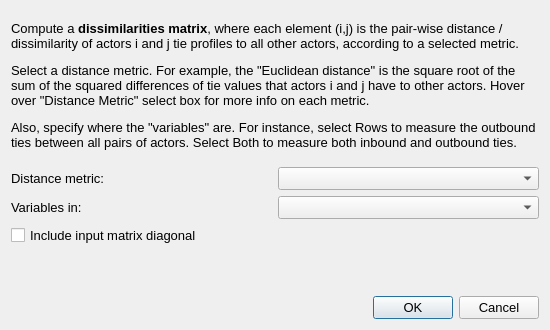
This is src/forms/dialogdissimilarities.ui in socnetv/app as Qt 5 draws it before an edit. The edited form follows.
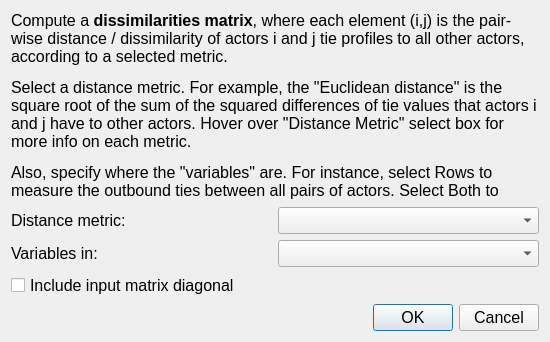
This is the edited form.

Commit message: started v2.8 dev. Fixed some font sizes in dialogs (MacOS)

```diff
--- a/src/forms/dialogdissimilarities.ui
+++ b/src/forms/dialogdissimilarities.ui
@@ -10,7 +10,7 @@
     <x>0</x>
     <y>0</y>
     <width>550</width>
-    <height>330</height>
+    <height>342</height>
    </rect>
   </property>
   <property name="sizePolicy">
@@ -22,7 +22,7 @@
   <property name="minimumSize">
    <size>
     <width>550</width>
-    <height>330</height>
+    <height>340</height>
    </size>
   </property>
   <property name="maximumSize">
@@ -33,7 +33,7 @@
   </property>
   <property name="font">
    <font>
-    <pointsize>10</pointsize>
+    <pointsize>12</pointsize>
    </font>
   </property>
   <property name="windowTitle">
@@ -54,6 +54,11 @@
        <height>150</height>
       </size>
      </property>
+     <property name="font">
+      <font>
+       <pointsize>12</pointsize>
+      </font>
+     </property>
      <property name="text">
       <string>&lt;html&gt;&lt;head/&gt;&lt;body&gt;&lt;p&gt;Compute a &lt;span style=&quot; font-weight:600;&quot;&gt;dissimilarities matrix&lt;/span&gt;, where each element (i,j) is the pair-wise distance / dissimilarity of actors i and j tie profiles to all other actors, according to a selected metric. &lt;/p&gt;&lt;p&gt;Select a distance metric. For example, the &amp;quot;Euclidean distance&amp;quot; is the square root of the sum of the squared differences of tie values that actors i and j have to other actors. Hover over &amp;quot;Distance Metric&amp;quot; select box for more info on each metric.&lt;/p&gt;&lt;p&gt;Also, specify where the &amp;quot;variables&amp;quot; are. For instance, select Rows to measure the outbound ties between all pairs of actors. Select Both to measure both inbound and outbound ties. &lt;/p&gt;&lt;/body&gt;&lt;/html&gt;</string>
      </property>
@@ -69,6 +74,11 @@
     <layout class="QHBoxLayout" name="horizontalLayout_3">
      <item>
       <widget class="QLabel" name="label_4">
+       <property name="font">
+        <font>
+         <pointsize>12</pointsize>
+        </font>
+       </property>
        <property name="text">
         <string>Distance metric:</string>
        </property>
@@ -82,6 +92,11 @@
          <height>0</height>
         </size>
        </property>
+       <property name="font">
+        <font>
+         <pointsize>12</pointsize>
+        </font>
+       </property>
        <property name="focusPolicy">
         <enum>Qt::StrongFocus</enum>
        </property>
@@ -96,6 +111,11 @@
     <layout class="QHBoxLayout" name="horizontalLayout_2">
      <item>
       <widget class="QLabel" name="label_3">
+       <property name="font">
+        <font>
+         <pointsize>12</pointsize>
+        </font>
+       </property>
        <property name="text">
         <string>Variables in:</string>
        </property>
@@ -109,6 +129,11 @@
          <height>0</height>
         </size>
        </property>
+       <property name="font">
+        <font>
+         <pointsize>12</pointsize>
+        </font>
+       </property>
        <property name="focusPolicy">
         <enum>Qt::StrongFocus</enum>
        </property>
@@ -121,6 +146,11 @@
    </item>
    <item row="3" column="0">
     <widget class="QCheckBox" name="diagonalCheckBox">
+     <property name="font">
+      <font>
+       <pointsize>12</pointsize>
+      </font>
+     </property>
      <property name="statusTip">
       <string>Enable to include matrix diagonal in calculations</string>
      </property>
@@ -131,6 +161,11 @@
    </item>
    <item row="4" column="1">
     <spacer name="verticalSpacer">
+     <property name="font">
+      <font>
+       <pointsize>12</pointsize>
+      </font>
+     </property>
      <property name="orientation">
       <enum>Qt::Vertical</enum>
      </property>
@@ -146,7 +181,7 @@
     <widget class="QDialogButtonBox" name="buttonBox">
      <property name="font">
       <font>
-       <pointsize>10</pointsize>
+       <pointsize>12</pointsize>
       </font>
      </property>
      <property name="orientation">
```
The commit also changes 51 other files.
